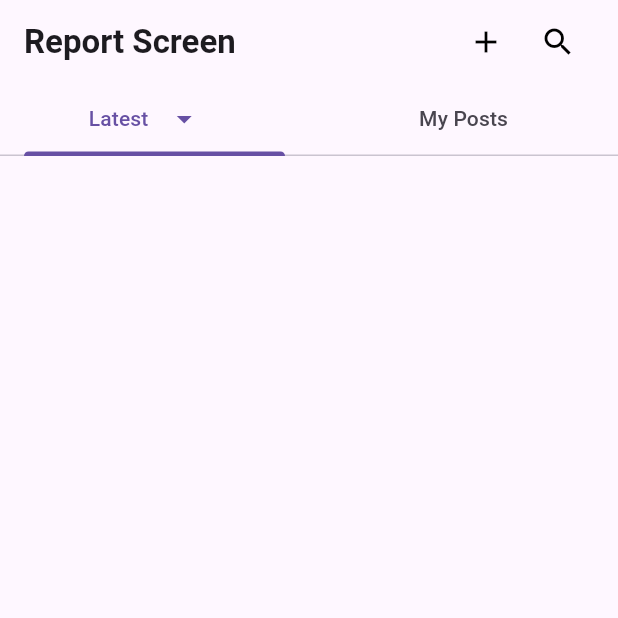
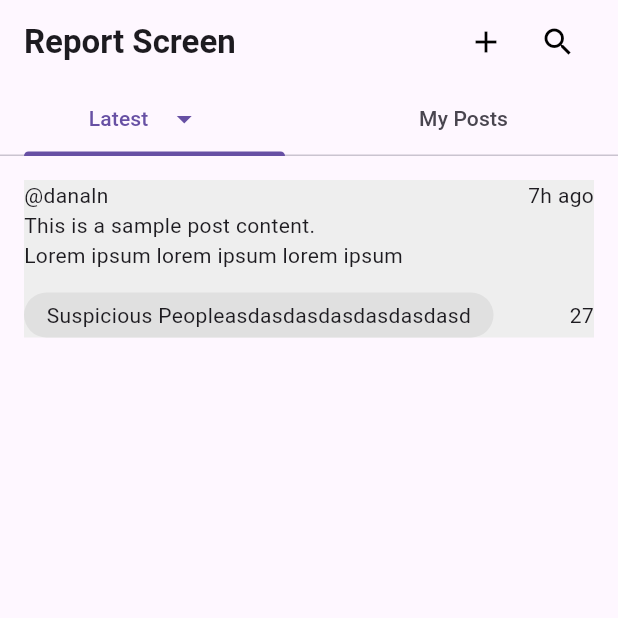
Before and after one commit to PRSM-Group/alerto_dev, a Flutter app: the ReportScreen screen opened by its route, on a phone screen of 412 x 824 dp, the top half of it. Run offline on Flutter 3.47's test engine with Material 3 defaults, Android fonts, the phone set to English and light mode, and no system bars; our stand-ins replace flutter_riverpod, go_router, supabase_flutter; missing offline and left inert: maplibre_gl; accounts and stored records are empty; Roboto replaces fonts that are missing (GoogleSansFlex).

Commit message:
post container

```diff
--- a/lib/features/reports/presentation/screens/report_screen.dart
+++ b/lib/features/reports/presentation/screens/report_screen.dart
@@ -1,5 +1,7 @@
 import 'package:flutter/material.dart';
 import 'package:flutter_riverpod/flutter_riverpod.dart';
+
+import '../widgets/post_container.dart';
 
 class ReportScreen extends ConsumerWidget {
   const ReportScreen({super.key});
@@ -62,6 +64,7 @@ class ReportScreen extends ConsumerWidget {
             ],
           ),
         ),
+        body: PostContainer(),
       ),
     );
   }
--- /dev/null
+++ b/lib/features/reports/presentation/widgets/post_container.dart
@@ -0,0 +1,47 @@
+import 'package:flutter/material.dart';
+
+class PostContainer extends StatelessWidget {
+  const PostContainer({super.key});
+
+  @override
+  Widget build(BuildContext context) {
+    return Padding(
+      padding: const EdgeInsets.all(16.0),
+      child: Container(
+        color: Colors.grey[200],
+
+        child: Column(
+          crossAxisAlignment: CrossAxisAlignment.stretch,
+          mainAxisSize: MainAxisSize.min,
+          children: [
+            Row(
+              mainAxisAlignment: MainAxisAlignment.spaceBetween,
+              children: [Text('@danaln'), Text('7h ago')],
+            ),
+            Text('This is a sample post content.'),
+            Text('Lorem ipsum lorem ipsum lorem ipsum'),
+            const SizedBox(height: 15.0),
+            Row(
+              mainAxisAlignment: MainAxisAlignment.spaceBetween,
+              children: [
+                Container(
+                  padding: const EdgeInsets.symmetric(
+                    horizontal: 15.0, // Left and right padding
+                    vertical: 5, // Top and bottom padding
+                  ),
+                  decoration: BoxDecoration(
+                    color: Colors.grey[300],
+                    borderRadius: BorderRadius.circular(50.0),
+                  ),
+                  child: Text('Suspicious Peopleasdasdasdasdasdasdasd'),
+                ),
+
+                Text('27'),
+              ],
+            ),
+          ],
+        ),
+      ),
+    );
+  }
+}
```
